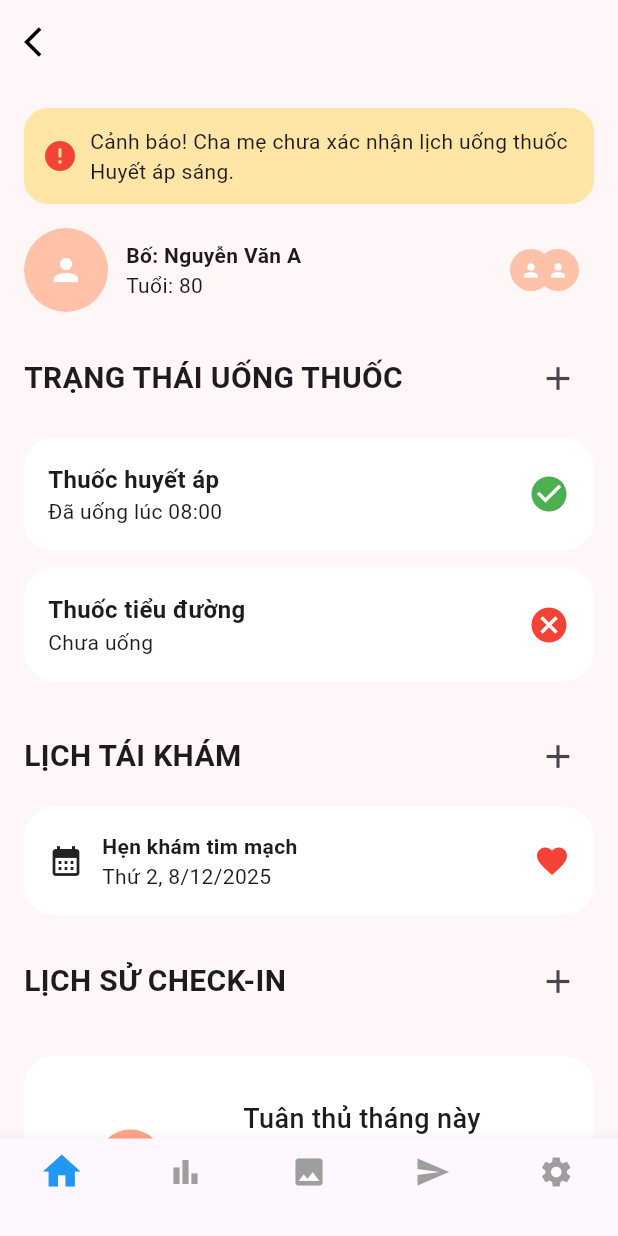
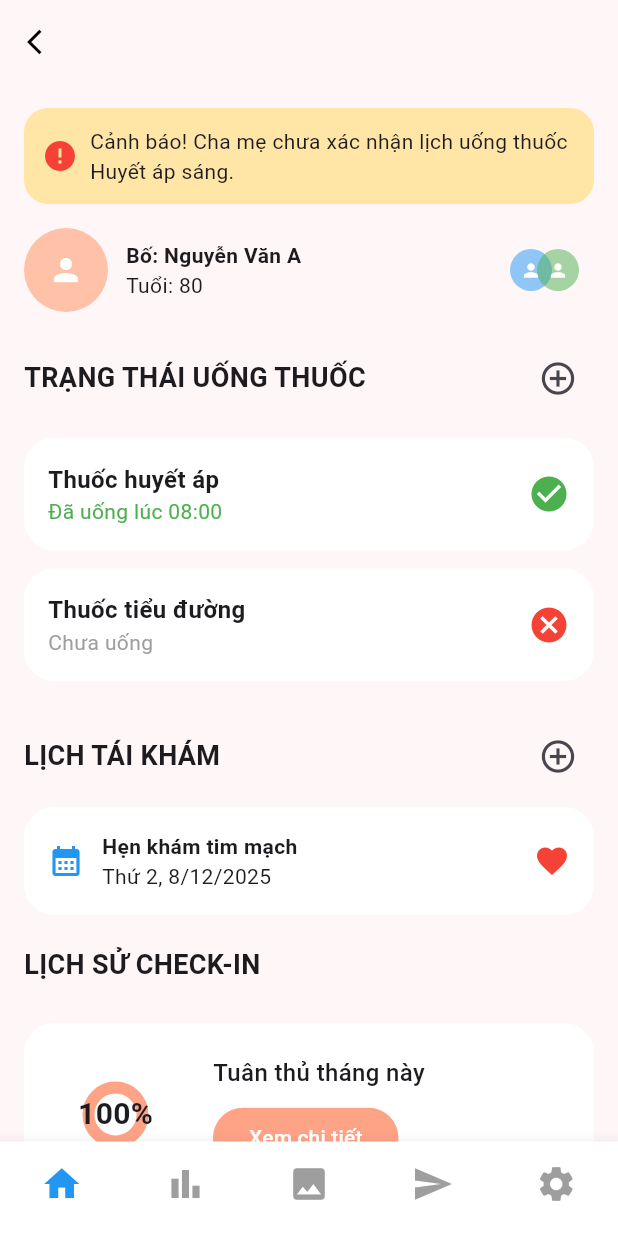
Before and after one commit to thuydung203/app_antam, a Flutter app: the ChildrenHomePage screen opened directly, on a phone screen of 412 x 824 dp. Run offline on Flutter 3.47's test engine with Material 3 defaults, Android fonts, the phone set to English and light mode, and no system bars; our stand-ins replace shared_preferences; accounts and stored records are empty; network calls fail.

Commit message:
Fix: Cập nhật giao diện và BottomNavigationBar cho children_home

```diff
--- a/lib/children_home.dart
+++ b/lib/children_home.dart
@@ -1,5 +1,5 @@
-import 'package:antam_app/create_medicine.dart';
 import 'package:flutter/material.dart';
+// import 'package:antam_app/create_medicine.dart'; // Đảm bảo file này tồn tại
 
 class ChildrenHomePage extends StatefulWidget {
   const ChildrenHomePage({Key? key}) : super(key: key);
@@ -11,22 +11,70 @@ class ChildrenHomePage extends StatefulWidget {
 class _ChildrenHomePageState extends State<ChildrenHomePage> {
   int _currentIndex = 0;
 
+  // Danh sách các trang để chuyển đổi khi nhấn BottomNavigationBar
+  final List<Widget> _pages = [
+    const HomeMainContent(), // Trang chủ (Nội dung chính bạn đã viết)
+    const Center(child: Text("Trang Thống Kê")),
+    const Center(child: Text("Trang Thư Viện Ảnh")),
+    const Center(child: Text("Trang Tin Nhắn")),
+    const Center(child: Text("Trang Cài Đặt")),
+  ];
+
   @override
   Widget build(BuildContext context) {
     return Scaffold(
       backgroundColor: const Color(0xFFFFF7F7),
 
-      // ===== APP BAR =====
+      // Sử dụng IndexedStack để giữ trạng thái các trang (không bị load lại từ đầu)
+      body: IndexedStack(index: _currentIndex, children: _pages),
+
+      // ===== BOTTOM NAV =====
+      bottomNavigationBar: BottomNavigationBar(
+        currentIndex: _currentIndex,
+        onTap: (index) {
+          setState(() => _currentIndex = index);
+        },
+        type: BottomNavigationBarType.fixed, // Cố định vị trí cho 5 items
+        selectedItemColor: Colors.blue, // Màu khi được chọn
+        unselectedItemColor: Colors.grey, // Màu khi không chọn
+        showSelectedLabels: false, // Ẩn text để giao diện sạch hơn
+        showUnselectedLabels: false,
+        backgroundColor: Colors.white,
+        elevation: 10,
+        items: const [
+          BottomNavigationBarItem(icon: Icon(Icons.home, size: 28), label: ''),
+          BottomNavigationBarItem(
+            icon: Icon(Icons.bar_chart, size: 28),
+            label: '',
+          ),
+          BottomNavigationBarItem(icon: Icon(Icons.image, size: 28), label: ''),
+          BottomNavigationBarItem(icon: Icon(Icons.send, size: 28), label: ''),
+          BottomNavigationBarItem(
+            icon: Icon(Icons.settings, size: 28),
+            label: '',
+          ),
+        ],
+      ),
+    );
+  }
+}
+
+// Tách nội dung chính của trang Home ra một Widget riêng để code sạch sẽ hơn
+class HomeMainContent extends StatelessWidget {
+  const HomeMainContent({Key? key}) : super(key: key);
+
+  @override
+  Widget build(BuildContext context) {
+    return Scaffold(
+      backgroundColor: const Color(0xFFFFF7F7),
       appBar: AppBar(
         backgroundColor: const Color(0xFFFFF7F7),
         elevation: 0,
         leading: IconButton(
-          icon: const Icon(Icons.arrow_back_ios, color: Colors.black),
-          onPressed: () => Navigator.pop(context),
+          icon: const Icon(Icons.arrow_back_ios, color: Colors.black, size: 20),
+          onPressed: () => Navigator.maybePop(context),
         ),
       ),
-
-      // ===== BODY =====
       body: SingleChildScrollView(
         child: Column(
           children: [
@@ -34,69 +82,34 @@ class _ChildrenHomePageState extends State<ChildrenHomePage> {
             _userInfo(),
 
             _sectionHeader(
+              context,
               title: "TRẠNG THÁI UỐNG THUỐC",
               onAdd: () {
-                debugPrint("Thêm thuốc");
+                debugPrint("Mở trang thêm thuốc");
+                // Navigator.push(context, MaterialPageRoute(builder: (context) => const CreateMedicinePage()));
               },
             ),
             _medicineCard("Thuốc huyết áp", "Đã uống lúc 08:00", true),
             _medicineCard("Thuốc tiểu đường", "Chưa uống", false),
 
             _sectionHeader(
+              context,
               title: "LỊCH TÁI KHÁM",
-              onAdd: () {
-                debugPrint("Thêm lịch tái khám");
-              },
+              onAdd: () => debugPrint("Thêm lịch tái khám"),
             ),
             _reExaminationCard(),
 
-            _sectionHeader(title: "LỊCH SỬ CHECK-IN"),
+            _sectionHeader(context, title: "LỊCH SỬ CHECK-IN"),
             _checkinCard(),
 
             const SizedBox(height: 30),
           ],
         ),
       ),
-
-      // ===== BOTTOM NAV =====
-      bottomNavigationBar: BottomNavigationBar(
-        currentIndex: _currentIndex,
-        onTap: (index) {
-          setState(() => _currentIndex = index);
-
-          switch (index) {
-            case 0:
-            // đang ở home
-              break;
-            case 1:
-              debugPrint("Sang thống kê");
-              break;
-            case 2:
-              debugPrint("Sang thư viện ảnh");
-              break;
-            case 3:
-              debugPrint("Sang tin nhắn");
-              break;
-            case 4:
-              debugPrint("Sang cài đặt");
-              break;
-          }
-        },
-        type: BottomNavigationBarType.fixed,
-        selectedItemColor: Colors.blue,
-        unselectedItemColor: Colors.grey,
-        items: const [
-          BottomNavigationBarItem(icon: Icon(Icons.home, size: 30), label: ''),
-          BottomNavigationBarItem(icon: Icon(Icons.bar_chart), label: ''),
-          BottomNavigationBarItem(icon: Icon(Icons.image), label: ''),
-          BottomNavigationBarItem(icon: Icon(Icons.send), label: ''),
-          BottomNavigationBarItem(icon: Icon(Icons.settings), label: ''),
-        ],
-      ),
     );
   }
 
-  // ================= COMPONENTS =================
+  // ================= COMPONENTS (WIDGETS) =================
 
   Widget _warningCard() {
     return Padding(
@@ -128,37 +141,46 @@ class _ChildrenHomePageState extends State<ChildrenHomePage> {
       padding: const EdgeInsets.symmetric(horizontal: 16),
       child: Row(
         children: [
-          CircleAvatar(
+          const CircleAvatar(
             radius: 28,
-            backgroundColor: const Color(0xFFFFC1A8),
-            child: const Icon(Icons.person, color: Colors.white),
+            backgroundColor: Color(0xFFFFC1A8),
+            child: Icon(Icons.person, color: Colors.white),
           ),
           const SizedBox(width: 12),
           const Column(
             crossAxisAlignment: CrossAxisAlignment.start,
             children: [
-              Text("Bố: Nguyễn Văn A",
-                  style: TextStyle(fontWeight: FontWeight.bold)),
+              Text(
+                "Bố: Nguyễn Văn A",
+                style: TextStyle(fontWeight: FontWeight.bold),
+              ),
               Text("Tuổi: 80"),
             ],
           ),
           const Spacer(),
-          _smallAvatar(),
-          Transform.translate(offset: const Offset(-10, 0), child: _smallAvatar()),
+          _smallAvatar(Colors.blue),
+          Transform.translate(
+            offset: const Offset(-10, 0),
+            child: _smallAvatar(Colors.green),
+          ),
         ],
       ),
     );
   }
 
-  Widget _smallAvatar() {
-    return const CircleAvatar(
+  Widget _smallAvatar(Color color) {
+    return CircleAvatar(
       radius: 14,
-      backgroundColor: Color(0xFFFFC1A8),
-      child: Icon(Icons.person, size: 14, color: Colors.white),
+      backgroundColor: color.withOpacity(0.5),
+      child: const Icon(Icons.person, size: 14, color: Colors.white),
     );
   }
 
-  Widget _sectionHeader({required String title, VoidCallback? onAdd}) {
+  Widget _sectionHeader(
+    BuildContext context, {
+    required String title,
+    VoidCallback? onAdd,
+  }) {
     return Padding(
       padding: const EdgeInsets.fromLTRB(16, 20, 16, 10),
       child: Row(
@@ -166,18 +188,12 @@ class _ChildrenHomePageState extends State<ChildrenHomePage> {
         children: [
           Text(
             title,
-            style: const TextStyle(fontSize: 20, fontWeight: FontWeight.bold),
+            style: const TextStyle(fontSize: 18, fontWeight: FontWeight.bold),
           ),
+          if (onAdd != null)
             IconButton(
-              icon: const Icon(Icons.add, size: 26),
-              onPressed: () {
-               Navigator.push(
-                  context,
-                  MaterialPageRoute(
-                    builder: (context) => const CreateMedicinePage()
-                  ),
-                );
-              },
+              icon: const Icon(Icons.add_circle_outline, size: 26),
+              onPressed: onAdd,
             ),
         ],
       ),
@@ -199,10 +215,17 @@ class _ChildrenHomePageState extends State<ChildrenHomePage> {
             Column(
               crossAxisAlignment: CrossAxisAlignment.start,
               children: [
-                Text(name,
+                Text(
+                  name,
                   style: const TextStyle(
-                        fontSize: 16, fontWeight: FontWeight.bold)),
-                Text(status),
+                    fontSize: 16,
+                    fontWeight: FontWeight.bold,
+                  ),
+                ),
+                Text(
+                  status,
+                  style: TextStyle(color: done ? Colors.green : Colors.grey),
+                ),
               ],
             ),
             Icon(
@@ -227,13 +250,15 @@ class _ChildrenHomePageState extends State<ChildrenHomePage> {
         ),
         child: Row(
           children: const [
-            Icon(Icons.calendar_month),
+            Icon(Icons.calendar_month, color: Colors.blue),
             SizedBox(width: 12),
             Column(
               crossAxisAlignment: CrossAxisAlignment.start,
               children: [
-                Text("Hẹn khám tim mạch",
-                    style: TextStyle(fontWeight: FontWeight.bold)),
+                Text(
+                  "Hẹn khám tim mạch",
+                  style: TextStyle(fontWeight: FontWeight.bold),
+                ),
                 Text("Thứ 2, 8/12/2025"),
               ],
             ),
@@ -257,44 +282,49 @@ class _ChildrenHomePageState extends State<ChildrenHomePage> {
         child: Row(
           children: [
             SizedBox(
-              width: 110,
-              height: 110,
+              width: 90,
+              height: 90,
               child: Stack(
                 alignment: Alignment.center,
                 children: [
                   CircularProgressIndicator(
                     value: 1,
                     strokeWidth: 8,
-                    valueColor:
-                    const AlwaysStoppedAnimation(Color(0xFFFFA387)),
+                    valueColor: const AlwaysStoppedAnimation(Color(0xFFFFA387)),
                   ),
                   const Text(
                     "100%",
-                    style:
-                    TextStyle(fontSize: 26, fontWeight: FontWeight.bold),
+                    style: TextStyle(fontSize: 20, fontWeight: FontWeight.bold),
                   ),
                 ],
               ),
             ),
             const SizedBox(width: 20),
-            Column(
+            Expanded(
+              child: Column(
                 crossAxisAlignment: CrossAxisAlignment.start,
                 children: [
-                const Text("Tuân thủ tháng này",
-                    style:
-                    TextStyle(fontSize: 18, fontWeight: FontWeight.w500)),
-                const SizedBox(height: 10),
+                  const Text(
+                    "Tuân thủ tháng này",
+                    style: TextStyle(fontSize: 16, fontWeight: FontWeight.w500),
+                  ),
+                  const SizedBox(height: 8),
                   ElevatedButton(
                     onPressed: () {},
                     style: ElevatedButton.styleFrom(
                       backgroundColor: const Color(0xFFFFA387),
                       shape: RoundedRectangleBorder(
-                        borderRadius: BorderRadius.circular(20)),
+                        borderRadius: BorderRadius.circular(20),
                       ),
-                  child: const Text("Xem chi tiết",
-                      style: TextStyle(color: Colors.black)),
+                      elevation: 0,
+                    ),
+                    child: const Text(
+                      "Xem chi tiết",
+                      style: TextStyle(color: Colors.white),
+                    ),
                   ),
                 ],
+              ),
             ),
           ],
         ),
```
Lines whose indentation alone changed are shown as unchanged.
